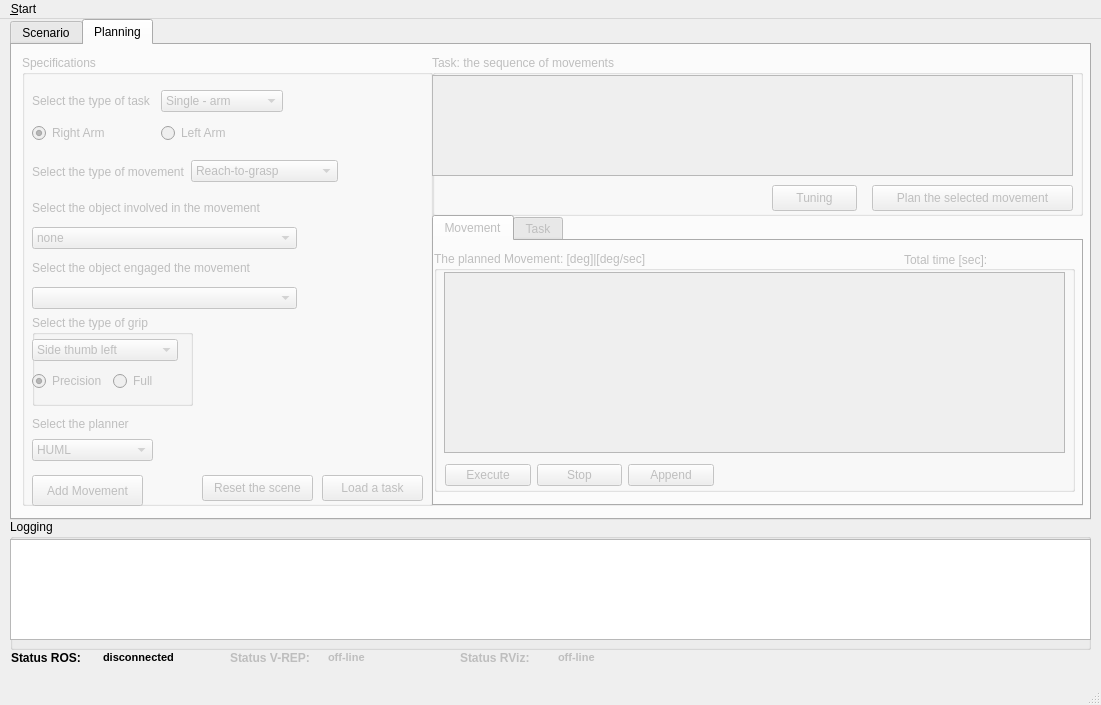
This is ui/main_window.ui in zohannn/motion_manager as Qt 5 draws it before an edit. The edited form follows.
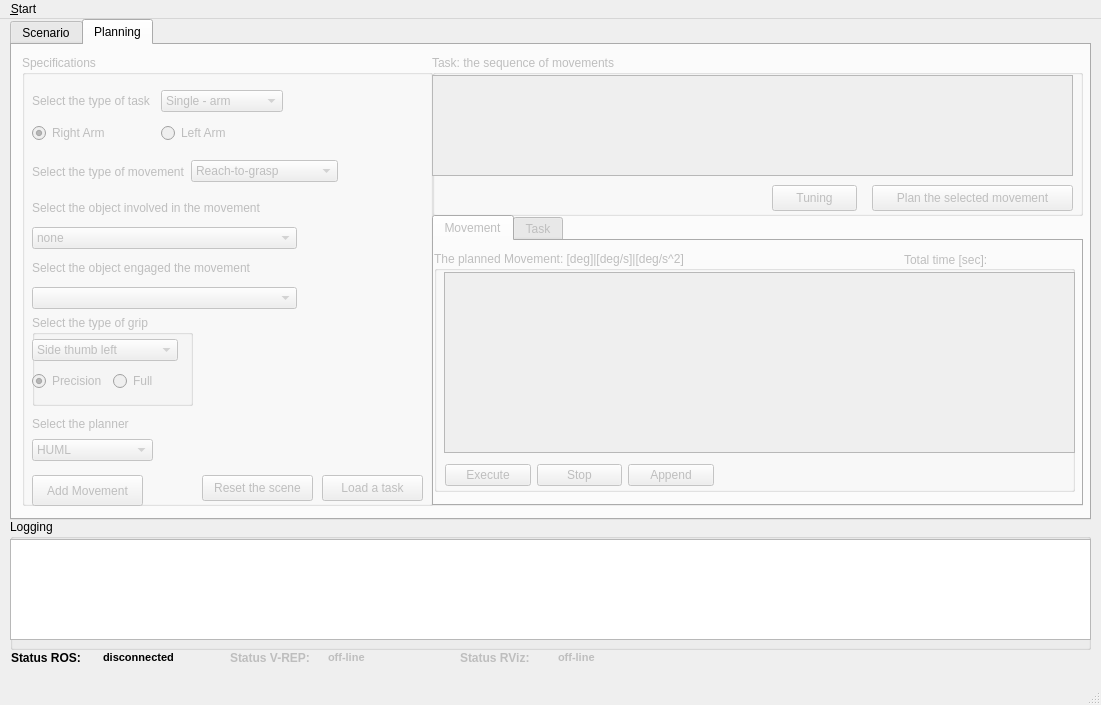
This is the edited form. Icons and pictures are not drawn.

The edit to the form file:
```diff
--- a/ui/main_window.ui
+++ b/ui/main_window.ui
@@ -796,18 +796,8 @@
          </rect>
         </property>
         <property name="title">
-         <string>The planned Movement: [deg]|[deg/sec]</string>
+         <string>The planned Movement: [deg]|[deg/s]|[deg/s^2]</string>
         </property>
-        <widget class="QListWidget" name="listWidget_sol_mov">
-         <property name="geometry">
-          <rect>
-           <x>10</x>
-           <y>21</y>
-           <width>621</width>
-           <height>181</height>
-          </rect>
-         </property>
-        </widget>
         <widget class="QWidget" name="layoutWidget_time_mov">
          <property name="geometry">
           <rect>
@@ -867,6 +857,16 @@
           </item>
          </layout>
         </widget>
+        <widget class="QTableWidget" name="tableWidget_sol_mov">
+         <property name="geometry">
+          <rect>
+           <x>10</x>
+           <y>21</y>
+           <width>631</width>
+           <height>181</height>
+          </rect>
+         </property>
+        </widget>
        </widget>
       </widget>
       <widget class="QWidget" name="tab_task">
```
